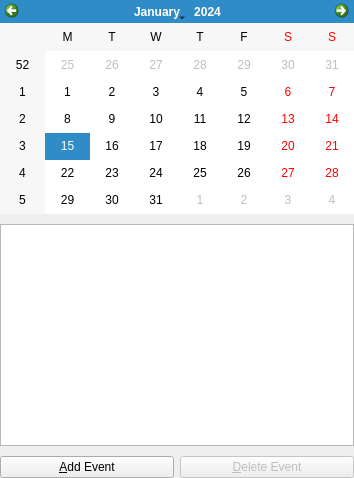
This is src/schedulewidget.ui in BackupTheBerlios/tinyorganizer as Qt 5 draws it before an edit. The edited form follows.
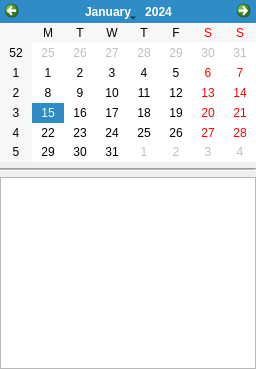
This is the edited form.

Commit message: - new main window and schedulewidget - new empty widgets: AboutBox and RSSWidget - to be implemented

Patch:
```diff
--- a/src/schedulewidget.ui
+++ b/src/schedulewidget.ui
@@ -1,100 +1,107 @@
-<ui version="4.0" >
- <class>ScheduleWidgetClass</class>
- <widget class="QWidget" name="ScheduleWidgetClass" >
-  <property name="enabled" >
-   <bool>true</bool>
-  </property>
-  <property name="geometry" >
+<?xml version="1.0" encoding="UTF-8"?>
+<ui version="4.0">
+ <class>ScheduleWidget</class>
+ <widget class="QWidget" name="ScheduleWidget">
+  <property name="geometry">
    <rect>
     <x>0</x>
     <y>0</y>
-    <width>354</width>
-    <height>478</height>
+    <width>256</width>
+    <height>369</height>
    </rect>
   </property>
-  <property name="minimumSize" >
-   <size>
-    <width>0</width>
-    <height>0</height>
-   </size>
+  <property name="windowTitle">
+   <string>Form</string>
   </property>
-  <property name="windowTitle" >
-   <string>ScheduleWidget</string>
+  <property name="styleSheet">
+   <string notr="true"/>
   </property>
-  <layout class="QGridLayout" name="gridLayout" >
-   <property name="horizontalSpacing" >
-    <number>2</number>
-   </property>
-   <property name="verticalSpacing" >
-    <number>10</number>
-   </property>
-   <property name="margin" >
+  <layout class="QGridLayout" name="gridLayout">
+   <property name="margin">
     <number>0</number>
    </property>
-   <item row="0" column="0" >
-    <widget class="QCalendarWidget" name="calendarWidget" >
-     <property name="maximumSize" >
-      <size>
-       <width>16777215</width>
-       <height>214</height>
-      </size>
+   <item row="0" column="0">
+    <widget class="QCalendarWidget" name="calendarWidget">
+     <property name="sizePolicy">
+      <sizepolicy hsizetype="Preferred" vsizetype="Preferred">
+       <horstretch>0</horstretch>
+       <verstretch>0</verstretch>
+      </sizepolicy>
      </property>
-     <property name="contextMenuPolicy" >
-      <enum>Qt::ActionsContextMenu</enum>
+     <property name="contextMenuPolicy">
+      <enum>Qt::CustomContextMenu</enum>
      </property>
-     <property name="firstDayOfWeek" >
+     <property name="firstDayOfWeek">
       <enum>Qt::Monday</enum>
      </property>
-     <property name="gridVisible" >
+     <property name="gridVisible">
       <bool>false</bool>
      </property>
-     <property name="horizontalHeaderFormat" >
+     <property name="horizontalHeaderFormat">
       <enum>QCalendarWidget::SingleLetterDayNames</enum>
      </property>
-     <property name="verticalHeaderFormat" >
-      <enum>QCalendarWidget::ISOWeekNumbers</enum>
+    </widget>
+   </item>
+   <item row="2" column="0">
+    <widget class="QTableView" name="tableEvents">
+     <property name="contextMenuPolicy">
+      <enum>Qt::CustomContextMenu</enum>
      </property>
-     <property name="navigationBarVisible" >
-      <bool>true</bool>
+     <property name="selectionMode">
+      <enum>QAbstractItemView::SingleSelection</enum>
      </property>
-     <property name="dateEditEnabled" >
-      <bool>true</bool>
+     <property name="selectionBehavior">
+      <enum>QAbstractItemView::SelectRows</enum>
      </property>
+     <attribute name="horizontalHeaderVisible">
+      <bool>false</bool>
+     </attribute>
+     <attribute name="horizontalHeaderHighlightSections">
+      <bool>false</bool>
+     </attribute>
+     <attribute name="verticalHeaderVisible">
+      <bool>false</bool>
+     </attribute>
+     <attribute name="verticalHeaderHighlightSections">
+      <bool>false</bool>
+     </attribute>
     </widget>
    </item>
-   <item row="1" column="0" >
-    <widget class="QTableView" name="tableEvents" />
-   </item>
-   <item row="2" column="0" >
-    <layout class="QHBoxLayout" name="horizontalLayout" >
-     <property name="topMargin" >
-      <number>0</number>
+   <item row="1" column="0">
+    <widget class="Line" name="line">
+     <property name="frameShadow">
+      <enum>QFrame::Sunken</enum>
      </property>
-     <property name="bottomMargin" >
-      <number>0</number>
+     <property name="midLineWidth">
+      <number>1</number>
      </property>
-     <item>
-      <widget class="QPushButton" name="buttonAddEvent" >
-       <property name="text" >
-        <string>&amp;Add Event</string>
-       </property>
-      </widget>
-     </item>
-     <item>
-      <widget class="QPushButton" name="buttonDeleteEvent" >
-       <property name="enabled" >
-        <bool>false</bool>
-       </property>
-       <property name="text" >
-        <string>&amp;Delete Event</string>
-       </property>
-      </widget>
-     </item>
-    </layout>
+     <property name="orientation">
+      <enum>Qt::Horizontal</enum>
+     </property>
+    </widget>
    </item>
   </layout>
+  <action name="actionAddEvent">
+   <property name="text">
+    <string>Add event</string>
+   </property>
+  </action>
+  <action name="actionDelete_event">
+   <property name="text">
+    <string>Delete event</string>
+   </property>
+  </action>
+  <action name="actionDelete_all_events">
+   <property name="text">
+    <string>Delete all events</string>
+   </property>
+  </action>
+  <action name="actionGo_to_today">
+   <property name="text">
+    <string>Go to &amp;today</string>
+   </property>
+  </action>
  </widget>
- <layoutdefault spacing="6" margin="11" />
  <resources/>
  <connections/>
 </ui>
```
Left out of the diff: 3 changed lines with no effect on the pictures. The commit also changes 26 other files.
